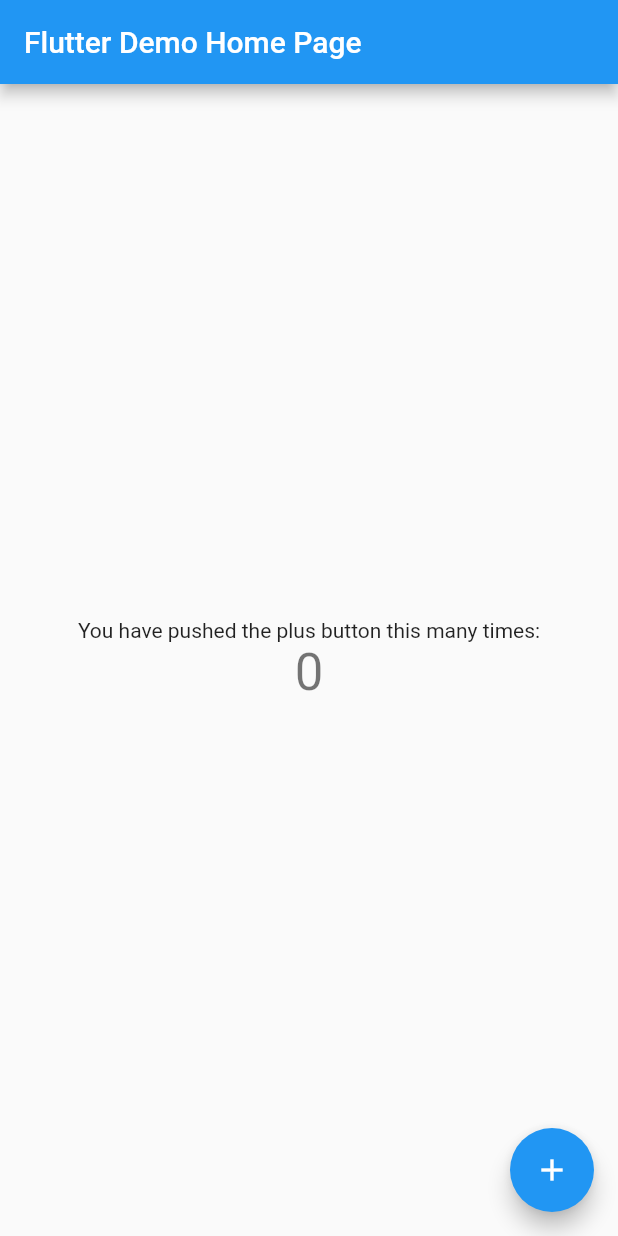
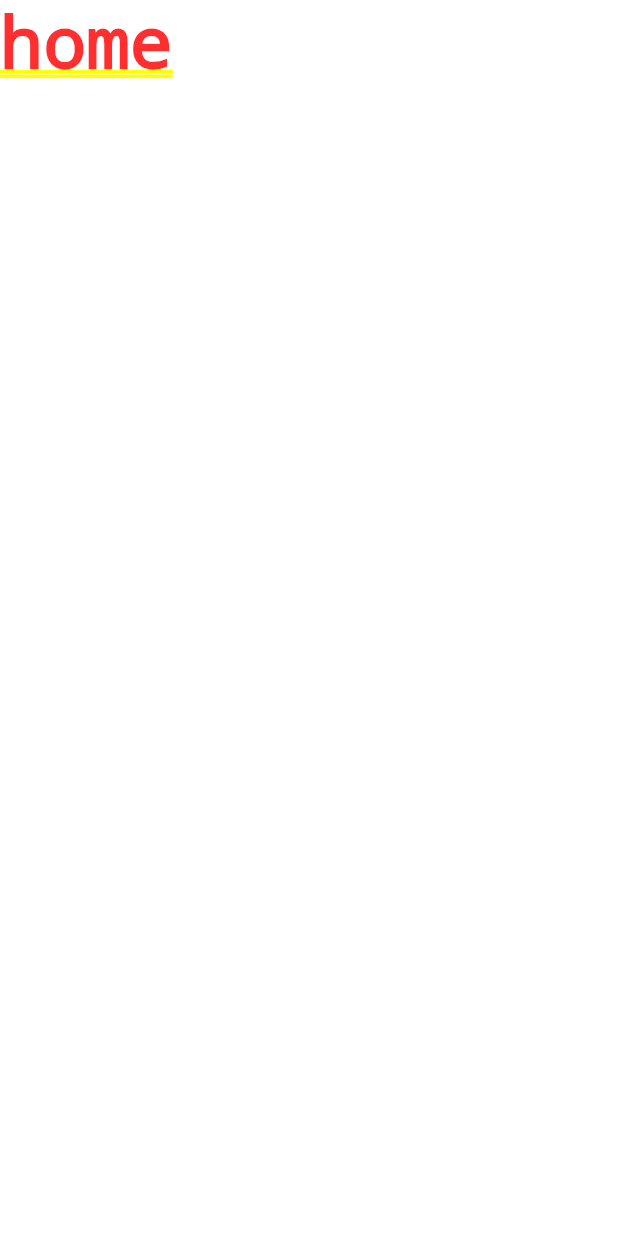
Before and after one commit to sunnyssarai98/drinkdeals, a Flutter app: the screen it shows after launch, on a phone screen of 412 x 824 dp. Run offline on Flutter 3.47's test engine with Material 2 defaults, Android fonts, the phone set to English and light mode, and no system bars.

Commit message:
Remove demo code; Add screens

```diff
--- a/lib/main.dart
+++ b/lib/main.dart
@@ -1,3 +1,4 @@
+import 'package:drink_deals/screens/wrapper.dart';
 import 'package:flutter/material.dart';
 
 void main() {
@@ -11,105 +12,7 @@
   @override
   Widget build(BuildContext context) {
     return MaterialApp(
-      title: 'Flutter Demo',
-      theme: ThemeData(
-        // This is the theme of your application.
-        //
-        // Try running your application with "flutter run". You'll see the
-        // application has a blue toolbar. Then, without quitting the app, try
-        // changing the primarySwatch below to Colors.green and then invoke
-        // "hot reload" (press "r" in the console where you ran "flutter run",
-        // or simply save your changes to "hot reload" in a Flutter IDE).
-        // Notice that the counter didn't reset back to zero; the application
-        // is not restarted.
-        primarySwatch: Colors.blue,
-      ),
-      home: const MyHomePage(title: 'Flutter Demo Home Page'),
+      home: Wrapper(),
     );
   }
 }
-
-class MyHomePage extends StatefulWidget {
-  const MyHomePage({Key? key, required this.title}) : super(key: key);
-
-  // This widget is the home page of your application. It is stateful, meaning
-  // that it has a State object (defined below) that contains fields that affect
-  // how it looks.
-
-  // This class is the configuration for the state. It holds the values (in this
-  // case the title) provided by the parent (in this case the App widget) and
-  // used by the build method of the State. Fields in a Widget subclass are
-  // always marked "final".
-
-  final String title;
-
-  @override
-  State<MyHomePage> createState() => _MyHomePageState();
-}
-
-class _MyHomePageState extends State<MyHomePage> {
-  int _counter = 0;
-
-  void _incrementCounter() {
-    setState(() {
-      // This call to setState tells the Flutter framework that something has
-      // changed in this State, which causes it to rerun the build method below
-      // so that the display can reflect the updated values. If we changed
-      // _counter without calling setState(), then the build method would not be
-      // called again, and so nothing would appear to happen.
-      _counter++;
-    });
-  }
-
-  @override
-  Widget build(BuildContext context) {
-    // This method is rerun every time setState is called, for instance as done
-    // by the _incrementCounter method above.
-    //
-    // The Flutter framework has been optimized to make rerunning build methods
-    // fast, so that you can just rebuild anything that needs updating rather
-    // than having to individually change instances of widgets.
-    return Scaffold(
-      appBar: AppBar(
-        // Here we take the value from the MyHomePage object that was created by
-        // the App.build method, and use it to set our appbar title.
-        title: Text(widget.title),
-      ),
-      body: Center(
-        // Center is a layout widget. It takes a single child and positions it
-        // in the middle of the parent.
-        child: Column(
-          // Column is also a layout widget. It takes a list of children and
-          // arranges them vertically. By default, it sizes itself to fit its
-          // children horizontally, and tries to be as tall as its parent.
-          //
-          // Invoke "debug painting" (press "p" in the console, choose the
-          // "Toggle Debug Paint" action from the Flutter Inspector in Android
-          // Studio, or the "Toggle Debug Paint" command in Visual Studio Code)
-          // to see the wireframe for each widget.
-          //
-          // Column has various properties to control how it sizes itself and
-          // how it positions its children. Here we use mainAxisAlignment to
-          // center the children vertically; the main axis here is the vertical
-          // axis because Columns are vertical (the cross axis would be
-          // horizontal).
-          mainAxisAlignment: MainAxisAlignment.center,
-          children: <Widget>[
-            const Text(
-              'You have pushed the plus button this many times:',
-            ),
-            Text(
-              '$_counter',
-              style: Theme.of(context).textTheme.headline4,
-            ),
-          ],
-        ),
-      ),
-      floatingActionButton: FloatingActionButton(
-        onPressed: _incrementCounter,
-        tooltip: 'Increment',
-        child: const Icon(Icons.add),
-      ), // This trailing comma makes auto-formatting nicer for build methods.
-    );
-  }
-}
--- /dev/null
+++ b/lib/screens/authenticate/authenticate.dart
@@ -0,0 +1,15 @@
+import 'package:flutter/material.dart';
+
+class Authenticate extends StatefulWidget {
+  const Authenticate({Key? key}) : super(key: key);
+
+  @override
+  _AuthenticateState createState() => _AuthenticateState();
+}
+
+class _AuthenticateState extends State<Authenticate> {
+  @override
+  Widget build(BuildContext context) {
+    return Container(child: Text('authenticate'));
+  }
+}
--- /dev/null
+++ b/lib/screens/home/home.dart
@@ -0,0 +1,10 @@
+import 'package:flutter/material.dart';
+
+class Home extends StatelessWidget {
+  const Home({Key? key}) : super(key: key);
+
+  @override
+  Widget build(BuildContext context) {
+    return Container(child: Text('home'));
+  }
+}
--- /dev/null
+++ b/lib/screens/wrapper.dart
@@ -0,0 +1,12 @@
+import 'package:drink_deals/screens/authenticate/authenticate.dart';
+import 'package:drink_deals/screens/home/home.dart';
+import 'package:flutter/material.dart';
+
+class Wrapper extends StatelessWidget {
+  const Wrapper({Key? key}) : super(key: key);
+
+  @override
+  Widget build(BuildContext context) {
+    return Home();
+  }
+}
```
